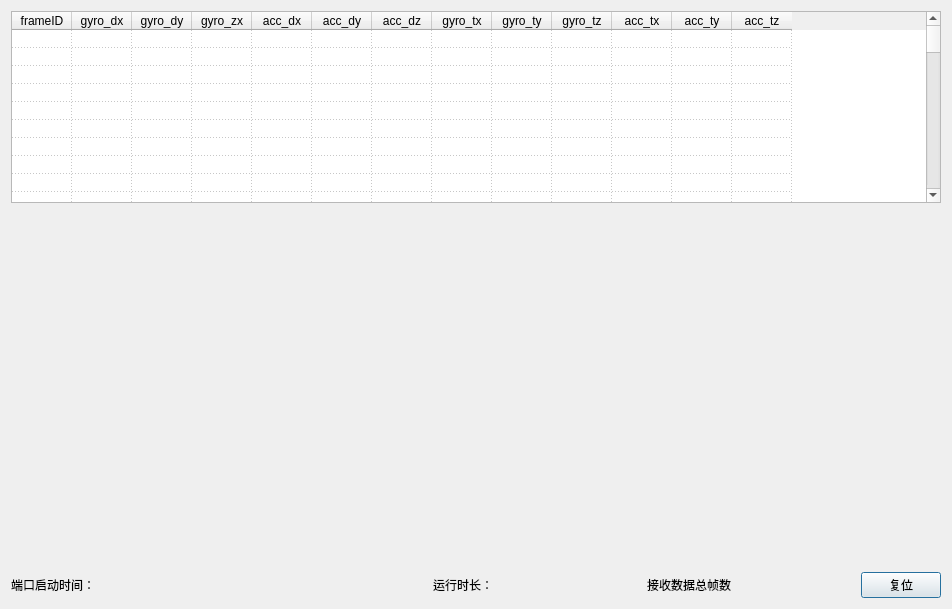
Qt form imuPage.ui (Jarvis03/BinaryDataWatcher) before a commit.
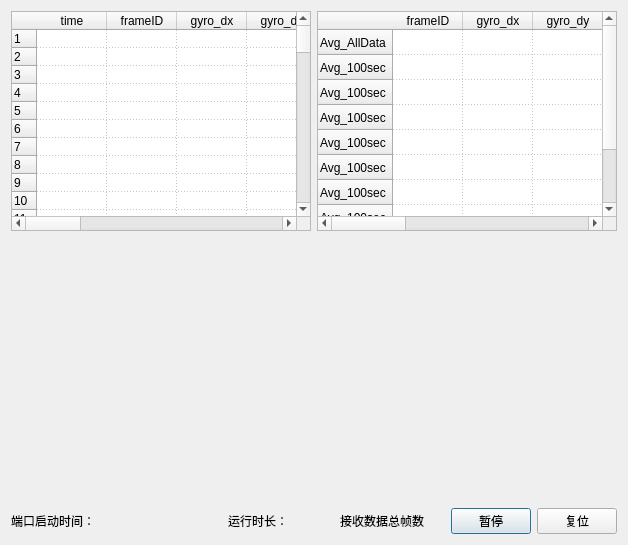
The same form after that commit. Custom widgets are drawn as their Qt base class.

Patch:
```diff
--- a/imuPage.ui
+++ b/imuPage.ui
@@ -6,16 +6,33 @@
    <rect>
     <x>0</x>
     <y>0</y>
-    <width>952</width>
-    <height>609</height>
+    <width>626</width>
+    <height>545</height>
    </rect>
   </property>
   <property name="windowTitle">
    <string>Dialog</string>
   </property>
-  <layout class="QVBoxLayout" name="verticalLayout_2" stretch="0,3,0">
+  <layout class="QVBoxLayout" name="verticalLayout" stretch="0,1,0">
+   <item>
+    <layout class="QHBoxLayout" name="horizontalLayout_2" stretch="0,0">
    <item>
     <widget class="QTableWidget" name="tableWidget">
+       <property name="minimumSize">
+        <size>
+         <width>300</width>
+         <height>220</height>
+        </size>
+       </property>
+       <property name="maximumSize">
+        <size>
+         <width>16777215</width>
+         <height>16777215</height>
+        </size>
+       </property>
+       <property name="selectionBehavior">
+        <enum>QAbstractItemView::SelectRows</enum>
+       </property>
      <property name="showGrid">
       <bool>true</bool>
      </property>
@@ -29,28 +46,28 @@
       <bool>true</bool>
      </property>
      <property name="rowCount">
-      <number>590</number>
+        <number>600</number>
      </property>
      <property name="columnCount">
-      <number>13</number>
+        <number>14</number>
      </property>
      <attribute name="horizontalHeaderCascadingSectionResizes">
       <bool>false</bool>
      </attribute>
      <attribute name="horizontalHeaderDefaultSectionSize">
-      <number>60</number>
+        <number>70</number>
      </attribute>
      <attribute name="horizontalHeaderMinimumSectionSize">
-      <number>60</number>
+        <number>70</number>
      </attribute>
      <attribute name="verticalHeaderVisible">
-      <bool>false</bool>
+        <bool>true</bool>
      </attribute>
      <attribute name="verticalHeaderDefaultSectionSize">
-      <number>16</number>
+        <number>17</number>
      </attribute>
      <attribute name="verticalHeaderMinimumSectionSize">
-      <number>16</number>
+        <number>17</number>
      </attribute>
      <row/>
      <row/>
@@ -642,6 +659,21 @@
      <row/>
      <row/>
      <row/>
+       <row/>
+       <row/>
+       <row/>
+       <row/>
+       <row/>
+       <row/>
+       <row/>
+       <row/>
+       <row/>
+       <row/>
+       <column>
+        <property name="text">
+         <string>time</string>
+        </property>
+       </column>
      <column>
       <property name="text">
        <string>frameID</string>
@@ -659,7 +691,7 @@
      </column>
      <column>
       <property name="text">
-       <string>gyro_zx</string>
+         <string>gyro_dz</string>
       </property>
      </column>
      <column>
@@ -707,15 +739,210 @@
        <string>acc_tz</string>
       </property>
      </column>
+       <item row="0" column="0">
+        <property name="text">
+         <string/>
+        </property>
+       </item>
+       <item row="0" column="1">
+        <property name="text">
+         <string/>
+        </property>
+       </item>
+       <item row="0" column="3">
+        <property name="text">
+         <string/>
+        </property>
+       </item>
+       <item row="0" column="4">
+        <property name="text">
+         <string/>
+        </property>
+       </item>
+       <item row="0" column="5">
+        <property name="text">
+         <string/>
+        </property>
+       </item>
+       <item row="1" column="0">
+        <property name="text">
+         <string/>
+        </property>
+       </item>
+       <item row="1" column="1">
+        <property name="text">
+         <string/>
+        </property>
+       </item>
+       <item row="1" column="3">
+        <property name="text">
+         <string/>
+        </property>
+       </item>
+       <item row="1" column="4">
+        <property name="text">
+         <string/>
+        </property>
+       </item>
+       <item row="1" column="5">
+        <property name="text">
+         <string/>
+        </property>
+       </item>
+       <item row="2" column="0">
+        <property name="text">
+         <string/>
+        </property>
+       </item>
     </widget>
    </item>
    <item>
-    <widget class="MyFigure_Imu" name="widget" native="true">
-     <zorder>tableWidget</zorder>
-    </widget>
-   </item>
+      <widget class="QTableWidget" name="tableWidget_2">
+       <property name="minimumSize">
+        <size>
+         <width>300</width>
+         <height>220</height>
+        </size>
+       </property>
+       <property name="maximumSize">
+        <size>
+         <width>580</width>
+         <height>16777215</height>
+        </size>
+       </property>
+       <property name="selectionBehavior">
+        <enum>QAbstractItemView::SelectRows</enum>
+       </property>
+       <property name="showGrid">
+        <bool>true</bool>
+       </property>
+       <property name="gridStyle">
+        <enum>Qt::DotLine</enum>
+       </property>
+       <property name="wordWrap">
+        <bool>true</bool>
+       </property>
+       <property name="cornerButtonEnabled">
+        <bool>true</bool>
+       </property>
+       <property name="rowCount">
+        <number>10</number>
+       </property>
+       <property name="columnCount">
+        <number>7</number>
+       </property>
+       <attribute name="horizontalHeaderCascadingSectionResizes">
+        <bool>false</bool>
+       </attribute>
+       <attribute name="horizontalHeaderDefaultSectionSize">
+        <number>70</number>
+       </attribute>
+       <attribute name="horizontalHeaderMinimumSectionSize">
+        <number>70</number>
+       </attribute>
+       <attribute name="verticalHeaderVisible">
+        <bool>true</bool>
+       </attribute>
+       <attribute name="verticalHeaderDefaultSectionSize">
+        <number>25</number>
+       </attribute>
+       <attribute name="verticalHeaderMinimumSectionSize">
+        <number>25</number>
+       </attribute>
+       <row>
+        <property name="text">
+         <string>Avg_AllData</string>
+        </property>
+       </row>
+       <row>
+        <property name="text">
+         <string>Avg_100sec</string>
+        </property>
+       </row>
+       <row>
+        <property name="text">
+         <string>Avg_100sec</string>
+        </property>
+       </row>
+       <row>
+        <property name="text">
+         <string>Avg_100sec</string>
+        </property>
+       </row>
+       <row>
+        <property name="text">
+         <string>Avg_100sec</string>
+        </property>
+       </row>
+       <row>
+        <property name="text">
+         <string>Avg_100sec</string>
+        </property>
+       </row>
+       <row>
+        <property name="text">
+         <string>Avg_100sec</string>
+        </property>
+       </row>
+       <row>
+        <property name="text">
+         <string>Avg_100sec</string>
+        </property>
+       </row>
+       <row>
+        <property name="text">
+         <string>Avg_100sec</string>
+        </property>
+       </row>
+       <row>
+        <property name="text">
+         <string>Avg_100sec</string>
+        </property>
+       </row>
+       <column>
+        <property name="text">
+         <string>frameID</string>
+        </property>
+       </column>
+       <column>
+        <property name="text">
+         <string>gyro_dx</string>
+        </property>
+       </column>
+       <column>
+        <property name="text">
+         <string>gyro_dy</string>
+        </property>
+       </column>
+       <column>
+        <property name="text">
+         <string>gyro_dx</string>
+        </property>
+       </column>
+       <column>
+        <property name="text">
+         <string>acc_dx</string>
+        </property>
+       </column>
+       <column>
+        <property name="text">
+         <string>acc_dy</string>
+        </property>
+       </column>
+       <column>
+        <property name="text">
+         <string>acc_dz</string>
+        </property>
+       </column>
+      </widget>
+     </item>
+    </layout>
+   </item>
    <item>
-    <layout class="QHBoxLayout" name="horizontalLayout" stretch="4,2,2,0">
+    <widget class="MyFigure_Imu" name="widget" native="true"/>
+   </item>
+   <item>
+    <layout class="QHBoxLayout" name="horizontalLayout" stretch="4,2,2,0,0">
      <property name="sizeConstraint">
       <enum>QLayout::SetFixedSize</enum>
      </property>
@@ -740,6 +967,16 @@
        </property>
       </widget>
      </item>
+     <item>
+      <widget class="QPushButton" name="btn_Pause">
+       <property name="text">
+        <string>暂停</string>
+       </property>
+       <property name="checkable">
+        <bool>true</bool>
+       </property>
+      </widget>
+     </item>
      <item>
       <widget class="QPushButton" name="btn_reset">
        <property name="text">
```
Left out of the diff: 4 changed lines with no effect on the pictures. Lines whose indentation alone changed are shown as unchanged.
